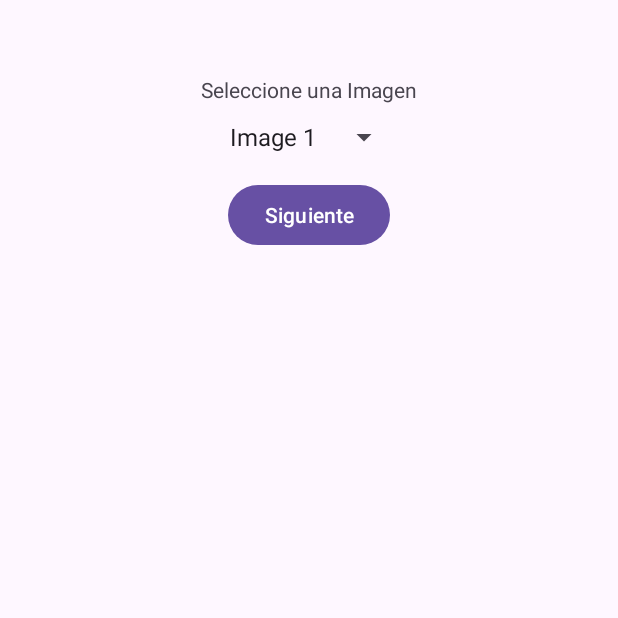
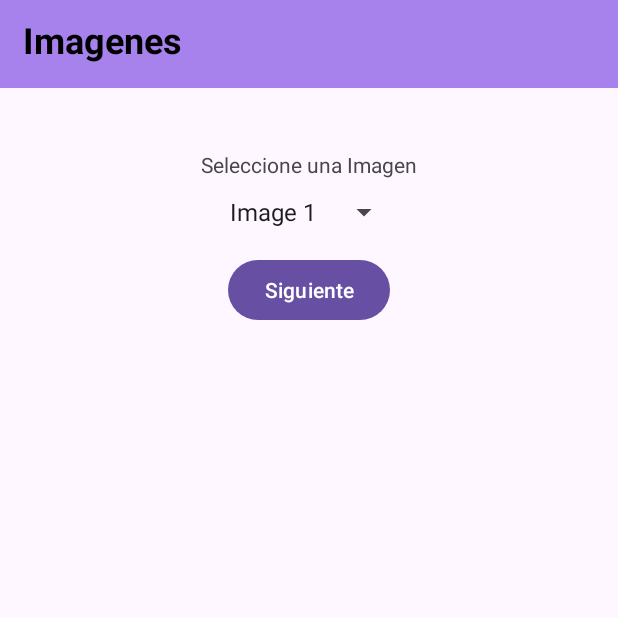
Before and after one commit to AldoVasquez07/PPDM_2024, an Android app: the screen it shows after launch (MainActivity), on a phone screen of 412 x 824 dp, the top half of it. Run offline under Robolectric (Android 15) with nearby library versions, the phone set to English and light mode, and no system bars.

Commit message:
Añadiendo una Cabecera, para la pantalla principal.

```diff
--- a/Unidad_2/Practica_3/Ejercicios_Propuestos/App_Ejercicio_1/app/src/main/res/layout/activity_main.xml
+++ b/Unidad_2/Practica_3/Ejercicios_Propuestos/App_Ejercicio_1/app/src/main/res/layout/activity_main.xml
@@ -7,6 +7,22 @@
     android:layout_width="match_parent"
     android:layout_height="match_parent"
     tools:context=".MainActivity">
+
+    <TextView
+        android:id="@+id/headerText"
+        android:layout_width="match_parent"
+        android:layout_height="wrap_content"
+        android:text="Imagenes"
+        android:textSize="24sp"
+        android:textStyle="bold"
+        android:textColor="@color/black"
+        android:background="@color/header_background"
+        android:paddingStart="15dp"
+        android:paddingTop="10dp"
+        app:layout_constraintTop_toTopOf="parent"
+        app:layout_constraintStart_toStartOf="parent"
+        app:layout_constraintEnd_toEndOf="parent"
+        android:paddingBottom="16dp" />
 
     <!-- Texto centrado en la pantalla -->
     <TextView
@@ -18,7 +34,7 @@
         app:layout_constraintEnd_toEndOf="parent"
         app:layout_constraintStart_toStartOf="parent"
         app:layout_constraintTop_toTopOf="parent"
-        android:layout_marginTop="50dp"/>
+        android:layout_marginTop="100dp"/>
 
     <!-- Spinner para seleccionar las imágenes -->
     <Spinner
--- a/Unidad_2/Practica_3/Ejercicios_Propuestos/App_Ejercicio_1/app/src/main/res/values/colors.xml
+++ b/Unidad_2/Practica_3/Ejercicios_Propuestos/App_Ejercicio_1/app/src/main/res/values/colors.xml
@@ -2,4 +2,5 @@
 <resources>
     <color name="black">#FF000000</color>
     <color name="white">#FFFFFFFF</color>
+    <color name="header_background">#A782ED</color> <!-- Color naranja -->
 </resources>
```
